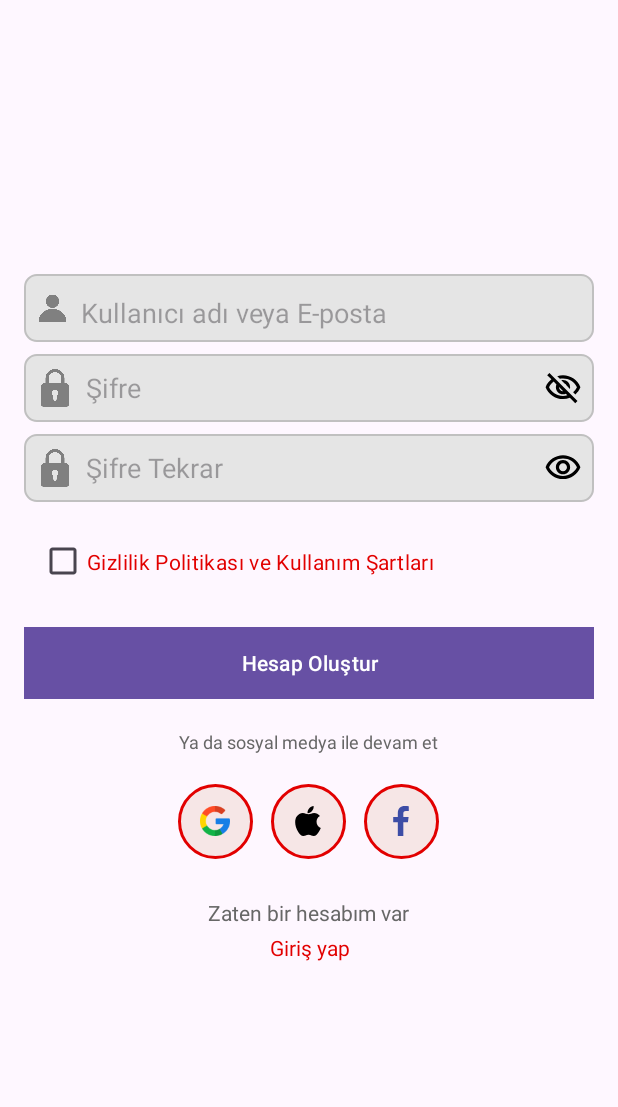
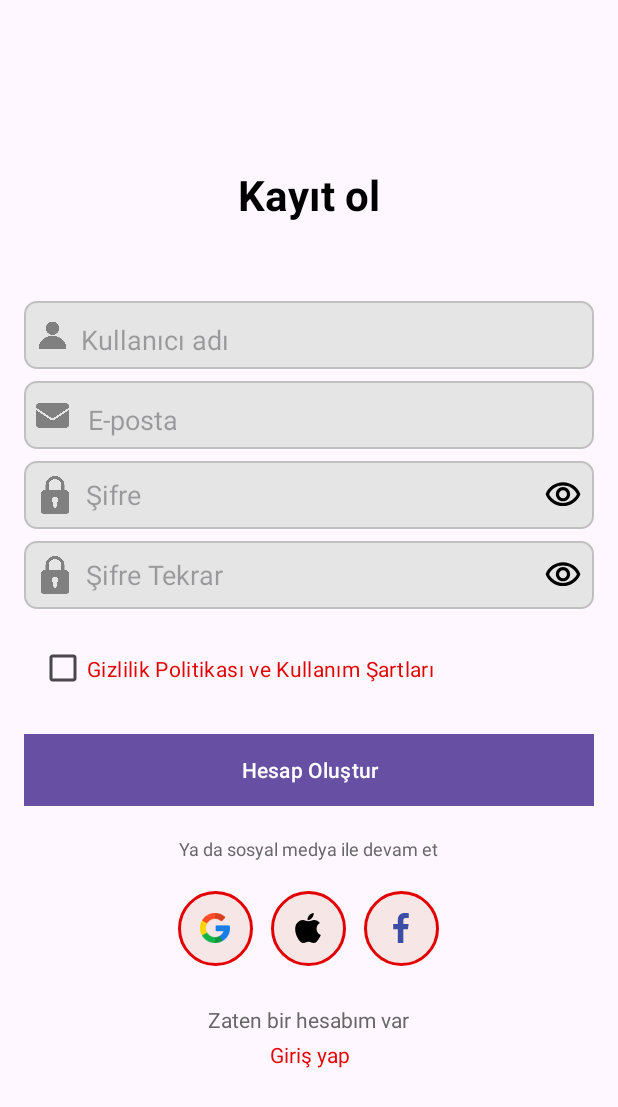
Before and after one commit to CanerBulut2024/DeusAi, an Android app: the SignUpActivity screen opened directly, with no data from a screen before it, after a tap on "Hesap Oluştur", on a phone screen of 412 x 824 dp. Shown: the top 1107 px of the screen. Run offline under Robolectric (Android 15) with nearby library versions, the phone set to English and light mode, and no system bars; 1 other tap on this screen came first.

Commit message:
kayıt ol kısmındaki hatalar giderildi.

```diff
--- a/app/src/main/java/com/deusai/deusai/SignUpActivity.kt
+++ b/app/src/main/java/com/deusai/deusai/SignUpActivity.kt
@@ -60,10 +60,10 @@ class SignUpActivity : AppCompatActivity() {
     private fun togglePasswordVisibility(editText: EditText, icon: ImageView) {
         if (editText.inputType == InputType.TYPE_TEXT_VARIATION_VISIBLE_PASSWORD) {
             editText.inputType = InputType.TYPE_CLASS_TEXT or InputType.TYPE_TEXT_VARIATION_PASSWORD
-            icon.setImageResource(R.drawable.ic_visibility)
+            icon.setImageResource(R.drawable.ic_visibility_off)
         } else {
             editText.inputType = InputType.TYPE_TEXT_VARIATION_VISIBLE_PASSWORD
-            icon.setImageResource(R.drawable.ic_visibility_off)
+            icon.setImageResource(R.drawable.ic_visibility)
         }
         editText.setSelection(editText.text.length) // İmleç konumunu korur
     }
@@ -81,12 +81,13 @@ class SignUpActivity : AppCompatActivity() {
 
     // Kayıt ol butonuna tıklandığında çalışacak fonksiyon
     private fun onSignUpClicked() {
-        val email = binding.etUsername.text.toString() // Kullanıcı adı yerine e-posta alınıyor
+        val username = binding.etUsername.text.toString()
+        val email = binding.etEposta.text.toString()
         val password = binding.etPassword.text.toString()
         val confirmPassword = binding.etPasswordConfirm.text.toString()
         val isChecked = binding.checkBox.isChecked
 
-        if (email.isEmpty() || password.isEmpty() || confirmPassword.isEmpty()) {
+        if (username.isEmpty() || email.isEmpty() || password.isEmpty() || confirmPassword.isEmpty()) {
             showToast("Lütfen tüm alanları doldurun")
             return
         }
--- a/app/src/main/res/layout/activity_sign_up.xml
+++ b/app/src/main/res/layout/activity_sign_up.xml
@@ -6,10 +6,24 @@
     android:gravity="center"
     android:padding="16dp">
 
+    <!-- Başlık -->
+
+    <TextView
+        android:layout_width="wrap_content"
+        android:layout_height="80dp"
+        android:text="Kayıt ol"
+        android:textColor="@android:color/black"
+        android:textSize="28sp"
+        android:textStyle="bold" />
+
+
     <!-- Kullanıcı Adı Giriş Alanı -->
+
+
     <LinearLayout
         android:layout_width="match_parent"
         android:layout_height="45dp"
+        android:layout_marginTop="10dp"
         android:background="@drawable/edittext_background"
         android:orientation="horizontal"
         android:padding="8dp">
@@ -27,10 +41,48 @@
             android:layout_width="match_parent"
             android:layout_height="35dp"
             android:background="@null"
-            android:hint="Kullanıcı adı veya E-posta"
+            android:hint="Kullanıcı adı "
             android:inputType="text"
             android:textAlignment="textStart" />
     </LinearLayout>
+
+
+
+
+
+
+    <!--e-posta Adı Giriş Alanı -->
+    <LinearLayout
+        android:layout_width="match_parent"
+        android:layout_height="45dp"
+        android:layout_marginTop="8dp"
+        android:background="@drawable/edittext_background"
+        android:orientation="horizontal"
+        android:padding="8dp">
+
+        <ImageView
+            android:layout_width="30dp"
+            android:layout_height="30dp"
+            android:layout_gravity="center_vertical"
+            android:paddingEnd="8dp"
+            android:src="@drawable/ic_email"
+            android:tint="#808080"/>
+
+        <EditText
+            android:id="@+id/et_eposta"
+            android:layout_width="match_parent"
+            android:layout_height="35dp"
+            android:background="@null"
+            android:hint=" E-posta"
+            android:inputType="text"
+            android:textAlignment="textStart" />
+    </LinearLayout>
+
+
+
+
+
+
 
     <!-- Şifre Giriş Alanı -->
     <LinearLayout
```
